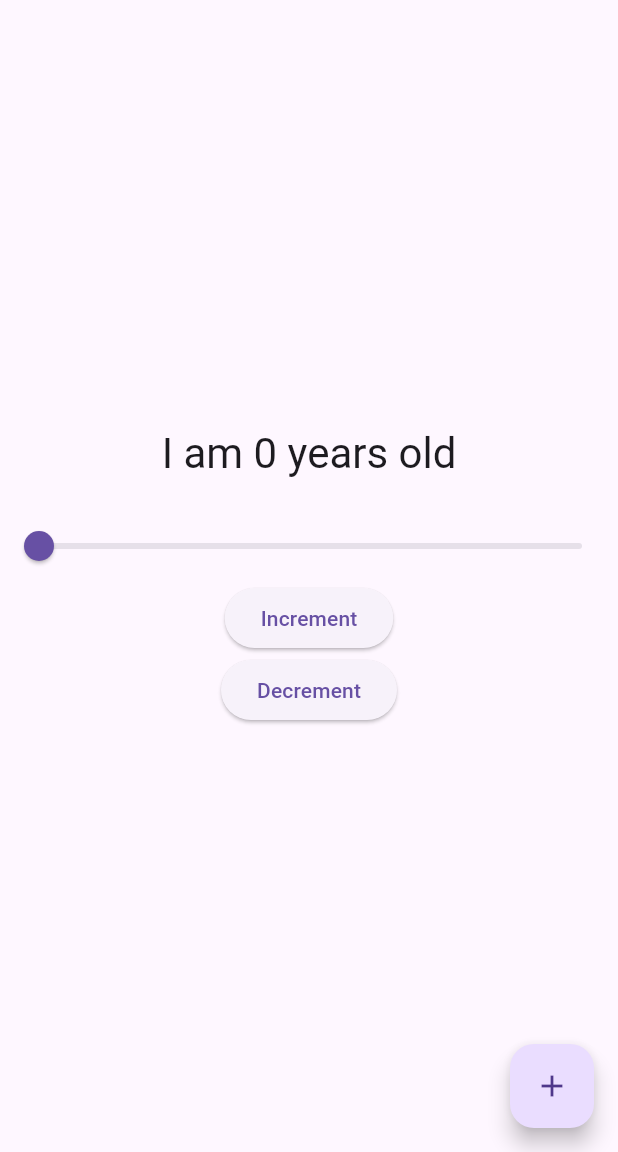
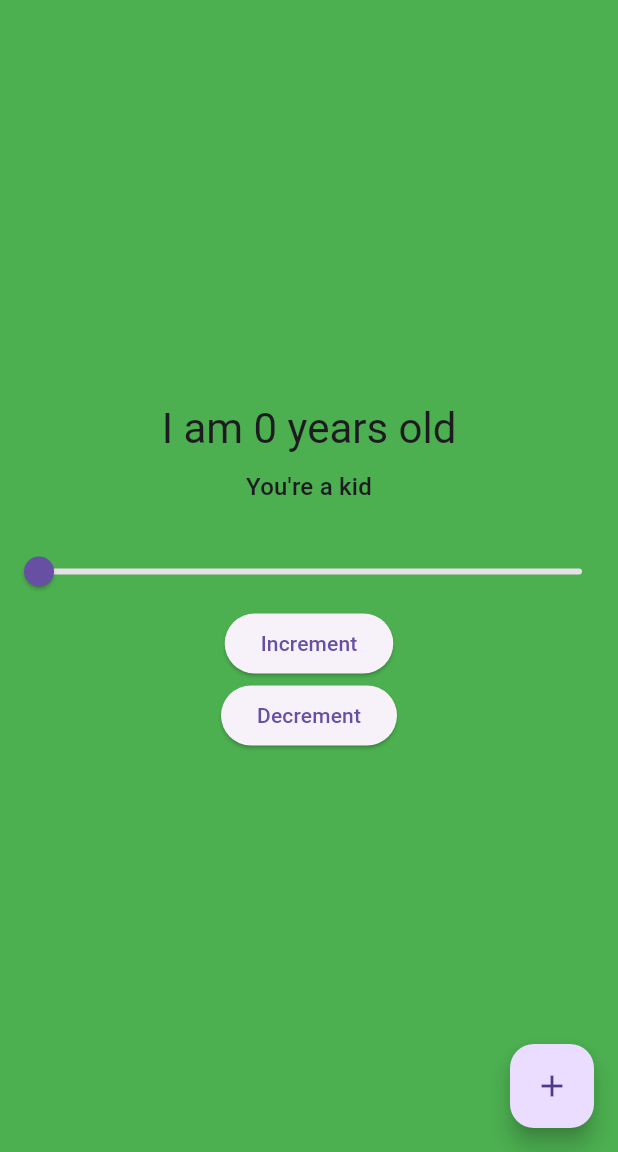
Before and after one commit to TJs87474/AgeCounter, a Flutter app: the screen it shows after launch, on a phone screen of 412 x 824 dp, the part 84-1236 px from its top. Run offline on Flutter 3.47's test engine with Material 3 defaults, Android fonts, the phone set to English and light mode, and no system bars; missing offline and left inert: window_size.

Commit message:
Added age colors and messages

```diff
--- a/lib/main.dart
+++ b/lib/main.dart
@@ -54,6 +54,31 @@ class Counter with ChangeNotifier {
       notifyListeners();
     }
   }
+
+  Color get backgroundColor {
+    if (_age <= 33) {
+      return Colors.green;
+    } else if (_age <= 67) {
+      return Colors.yellow;
+    } else {
+      return Colors.red;
+    }
+  }
+
+ String get ageMessage {
+    if (_age <= 10) {
+      return "You're a kid";
+    } else if (_age <= 20) {
+      return "Teen years";
+    } else if (_age <= 33) {
+      return "Life is ramping up";
+    } else if (_age <= 50) {
+      return "In your prime";
+    }
+     else {
+      return "You've lived a long full life";
+    }
+  }
 }
 
 class MyApp extends StatelessWidget {
@@ -77,7 +102,9 @@ class MyHomePage extends StatelessWidget {
 
   @override
   Widget build(BuildContext context) {
-    return Scaffold(
+    return Consumer<Counter>(
+      builder: (context, counter, child) => Scaffold(
+        backgroundColor: counter.backgroundColor,
         appBar: AppBar(
           title: const Text('Age Counter'),
         ),
@@ -85,15 +112,18 @@ class MyHomePage extends StatelessWidget {
           child: Column(
             mainAxisAlignment: MainAxisAlignment.center,
             children: [
-            Consumer<Counter>(
-              builder: (context, counter, child) => Text(
+              Text(
                 'I am ${counter.age} years old',
                 style: Theme.of(context).textTheme.headlineMedium,
               ),
+               const SizedBox(height: 10),
+              Text(
+                counter.ageMessage,  // Display age-specific message
+                style: Theme.of(context).textTheme.titleMedium,
+                textAlign: TextAlign.center,
               ),
               const SizedBox(height: 20),
-            Consumer<Counter>(
-              builder: (context, counter, child) => Slider(
+              Slider(
                 value: counter.age.toDouble(),
                 min: 0,
                 max: 100,
@@ -102,17 +132,14 @@ class MyHomePage extends StatelessWidget {
                   counter.setAge(value);
                 },
               ),
-            ),
               ElevatedButton(
                 onPressed: () {
-                var counter = context.read<Counter>();
                   counter.increment();
                 },
                 child: const Text("Increment"),
               ),
               ElevatedButton(
                 onPressed: () {
-                var counter = context.read<Counter>();
                   counter.decrement();
                 },
                 child: const Text("Decrement"),
@@ -122,12 +149,12 @@ class MyHomePage extends StatelessWidget {
         ),
         floatingActionButton: FloatingActionButton(
           onPressed: () {
-          var counter = context.read<Counter>();
             counter.increment();
           },
           tooltip: 'Increment',
           child: const Icon(Icons.add),
         ),
+      ),
     );
   }
 }
```
Lines whose indentation alone changed are shown as unchanged.
